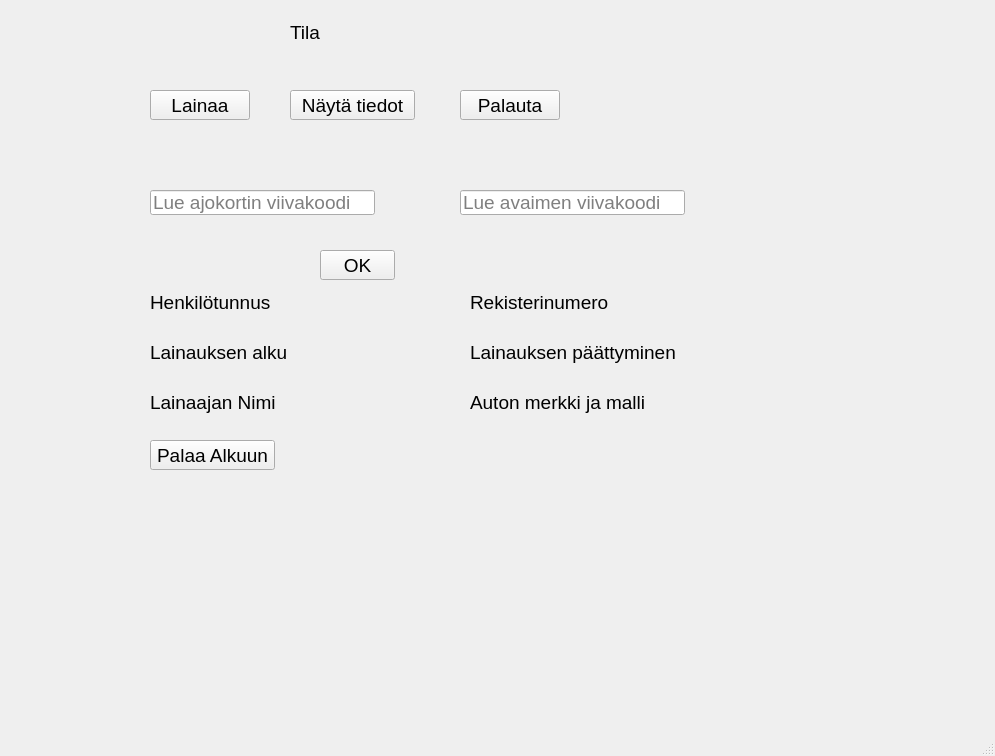
Qt form lainaaja.ui (Sandrowue/Autolainaus) before a commit.
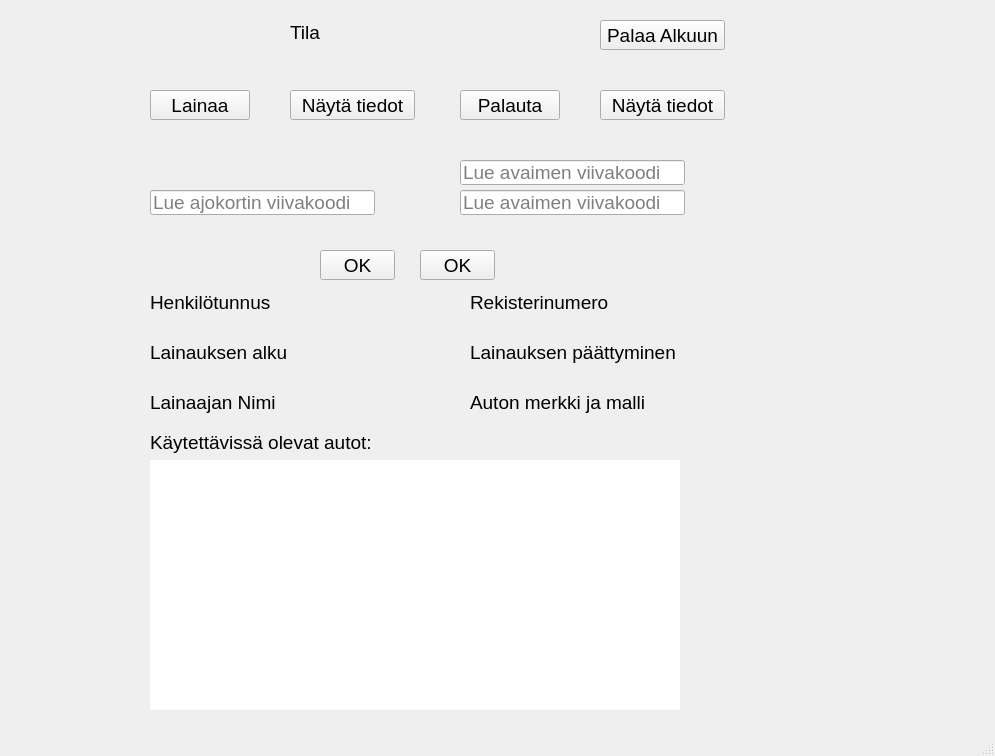
The same form after that commit.

Commit message: palauta tilan työstäminen

Patch:
```diff
--- a/lainaaja.ui
+++ b/lainaaja.ui
@@ -179,8 +179,8 @@
    <widget class="QPushButton" name="alkuunPushButton">
     <property name="geometry">
      <rect>
-      <x>150</x>
-      <y>440</y>
+      <x>600</x>
+      <y>20</y>
       <width>125</width>
       <height>30</height>
      </rect>
@@ -266,6 +266,134 @@
      <string>Auton merkki ja malli </string>
     </property>
    </widget>
+   <widget class="QTableWidget" name="vapaatAutotTableWidget">
+    <property name="geometry">
+     <rect>
+      <x>150</x>
+      <y>460</y>
+      <width>530</width>
+      <height>250</height>
+     </rect>
+    </property>
+    <property name="frameShape">
+     <enum>QFrame::NoFrame</enum>
+    </property>
+    <property name="lineWidth">
+     <number>0</number>
+    </property>
+    <property name="showGrid">
+     <bool>false</bool>
+    </property>
+    <property name="wordWrap">
+     <bool>false</bool>
+    </property>
+    <property name="cornerButtonEnabled">
+     <bool>false</bool>
+    </property>
+    <property name="rowCount">
+     <number>8</number>
+    </property>
+    <property name="columnCount">
+     <number>5</number>
+    </property>
+    <attribute name="horizontalHeaderVisible">
+     <bool>false</bool>
+    </attribute>
+    <attribute name="horizontalHeaderHighlightSections">
+     <bool>false</bool>
+    </attribute>
+    <attribute name="verticalHeaderVisible">
+     <bool>false</bool>
+    </attribute>
+    <attribute name="verticalHeaderHighlightSections">
+     <bool>false</bool>
+    </attribute>
+    <row/>
+    <row/>
+    <row/>
+    <row/>
+    <row/>
+    <row/>
+    <row/>
+    <row/>
+    <column/>
+    <column/>
+    <column/>
+    <column/>
+    <column/>
+   </widget>
+   <widget class="QLabel" name="vapaatAutotTitlelabel">
+    <property name="geometry">
+     <rect>
+      <x>150</x>
+      <y>430</y>
+      <width>225</width>
+      <height>25</height>
+     </rect>
+    </property>
+    <property name="font">
+     <font>
+      <pointsize>14</pointsize>
+     </font>
+    </property>
+    <property name="text">
+     <string>Käytettävissä olevat autot:</string>
+    </property>
+   </widget>
+   <widget class="QPushButton" name="okPalautaPushButton">
+    <property name="geometry">
+     <rect>
+      <x>420</x>
+      <y>250</y>
+      <width>75</width>
+      <height>30</height>
+     </rect>
+    </property>
+    <property name="font">
+     <font>
+      <pointsize>14</pointsize>
+     </font>
+    </property>
+    <property name="text">
+     <string>OK</string>
+    </property>
+   </widget>
+   <widget class="QPushButton" name="naytaPalautusTiedotPushButton">
+    <property name="geometry">
+     <rect>
+      <x>600</x>
+      <y>90</y>
+      <width>125</width>
+      <height>30</height>
+     </rect>
+    </property>
+    <property name="font">
+     <font>
+      <pointsize>14</pointsize>
+     </font>
+    </property>
+    <property name="text">
+     <string>Näytä tiedot</string>
+    </property>
+   </widget>
+   <widget class="QLineEdit" name="palautusAvainLineEdit">
+    <property name="geometry">
+     <rect>
+      <x>460</x>
+      <y>160</y>
+      <width>225</width>
+      <height>25</height>
+     </rect>
+    </property>
+    <property name="font">
+     <font>
+      <pointsize>14</pointsize>
+     </font>
+    </property>
+    <property name="placeholderText">
+     <string>Lue avaimen viivakoodi</string>
+    </property>
+   </widget>
   </widget>
   <widget class="QMenuBar" name="menubar">
    <property name="geometry">
```
Left out of the diff: 24 changed lines with no effect on the pictures. The commit also changes 2 other files.
